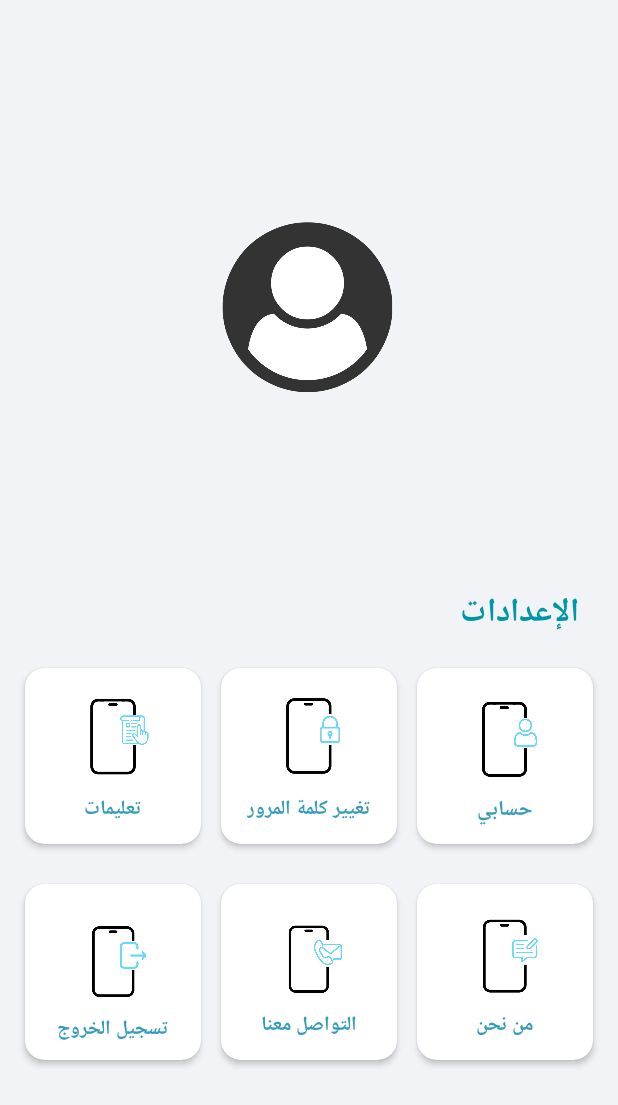
After one commit to ygprogect/yg_project, an Android app: the fragment setting_aqelFragment shown on its own in the app's theme, on a phone screen of 412 x 824 dp. The commit adds this screen. Shown: the top 1105 px of the screen. Run offline under Robolectric (Android 15) with nearby library versions, the phone set to English and light mode, and no system bars; our stand-ins replace sdp/ssp sizes; Roboto replaces fonts that are not available here.

Commit message:
forth_editing2

```diff
--- /dev/null
+++ b/app/src/main/java/com/example/yg/setting_aqelFragment.java
@@ -0,0 +1,64 @@
+package com.example.yg;
+
+import android.os.Bundle;
+
+import androidx.fragment.app.Fragment;
+
+import android.view.LayoutInflater;
+import android.view.View;
+import android.view.ViewGroup;
+
+/**
+ * A simple {@link Fragment} subclass.
+ * Use the {@link setting_aqelFragment#newInstance} factory method to
+ * create an instance of this fragment.
+ */
+public class setting_aqelFragment extends Fragment {
+
+    // TODO: Rename parameter arguments, choose names that match
+    // the fragment initialization parameters, e.g. ARG_ITEM_NUMBER
+    private static final String ARG_PARAM1 = "param1";
+    private static final String ARG_PARAM2 = "param2";
+
+    // TODO: Rename and change types of parameters
+    private String mParam1;
+    private String mParam2;
+
+    public setting_aqelFragment() {
+        // Required empty public constructor
+    }
+
+    /**
+     * Use this factory method to create a new instance of
+     * this fragment using the provided parameters.
+     *
+     * @param param1 Parameter 1.
+     * @param param2 Parameter 2.
+     * @return A new instance of fragment setting_aqelFragment.
+     */
+    // TODO: Rename and change types and number of parameters
+    public static setting_aqelFragment newInstance(String param1, String param2) {
+        setting_aqelFragment fragment = new setting_aqelFragment();
+        Bundle args = new Bundle();
+        args.putString(ARG_PARAM1, param1);
+        args.putString(ARG_PARAM2, param2);
+        fragment.setArguments(args);
+        return fragment;
+    }
+
+    @Override
+    public void onCreate(Bundle savedInstanceState) {
+        super.onCreate(savedInstanceState);
+        if (getArguments() != null) {
+            mParam1 = getArguments().getString(ARG_PARAM1);
+            mParam2 = getArguments().getString(ARG_PARAM2);
+        }
+    }
+
+    @Override
+    public View onCreateView(LayoutInflater inflater, ViewGroup container,
+                             Bundle savedInstanceState) {
+        // Inflate the layout for this fragment
+        return inflater.inflate(R.layout.fragment_setting_aqel, container, false);
+    }
+}
--- a/app/src/main/res/layout/activity_profile_screen.xml
+++ b/app/src/main/res/layout/activity_profile_screen.xml
@@ -135,7 +135,7 @@
         android:layout_height="55dp"
         android:layout_marginHorizontal="20dp"
         android:background="@drawable/round_back_primary"
-        android:text="تعديل بيانات الحساب"
+        android:text="تعديل رقم الهاتف"
         android:textAllCaps="false"
         android:textColor="@color/white"
         android:textSize="18sp"
--- /dev/null
+++ b/app/src/main/res/layout/fragment_setting_aqel.xml
@@ -0,0 +1,295 @@
+<?xml version="1.0" encoding="utf-8"?>
+<androidx.constraintlayout.widget.ConstraintLayout xmlns:android="http://schemas.android.com/apk/res/android"
+    xmlns:app="http://schemas.android.com/apk/res-auto"
+    xmlns:tools="http://schemas.android.com/tools"
+    android:layout_width="match_parent"
+    android:layout_height="match_parent"
+    android:background="#F2F3F7"
+    android:layoutDirection="rtl"
+    tools:context=".setting_aqelFragment">
+
+
+    <ImageView
+        android:layout_width="120dp"
+        android:layout_height="120dp"
+        android:layout_marginTop="20dp"
+        android:contentDescription="TODO"
+        android:src="@drawable/usericon"
+        app:layout_constraintBottom_toTopOf="@+id/textView2"
+        app:layout_constraintEnd_toEndOf="parent"
+        app:layout_constraintStart_toStartOf="parent"
+        app:layout_constraintTop_toTopOf="parent" />
+
+    <TextView
+        android:id="@+id/textView2"
+        android:layout_width="wrap_content"
+        android:layout_height="wrap_content"
+        android:layout_marginRight="@dimen/_20sdp"
+        android:layout_marginBottom="4dp"
+        android:fontFamily="@font/boldiphone"
+        android:text="الإعدادات"
+        android:textColor="#0097A7"
+        android:textSize="22dp"
+        android:textStyle="bold"
+        app:layout_constraintBottom_toTopOf="@+id/linearLayout22"
+        app:layout_constraintRight_toRightOf="parent" />
+
+    <LinearLayout
+        android:id="@+id/linearLayout22"
+        android:layout_width="wrap_content"
+        android:layout_height="wrap_content"
+        android:padding="@dimen/_5sdp"
+        android:orientation="horizontal"
+        app:layout_constraintBottom_toTopOf="@+id/linearLayout23"
+        app:layout_constraintEnd_toEndOf="parent"
+        app:layout_constraintStart_toStartOf="parent">
+
+        <androidx.cardview.widget.CardView
+            android:id="@+id/myaccount"
+            android:layout_width="@dimen/_90sdp"
+            android:layout_height="@dimen/_90sdp"
+            android:layout_margin="@dimen/_5sdp"
+            android:background="#ffffff"
+            app:cardCornerRadius="@dimen/_10sdp"
+            app:cardElevation="@dimen/_2sdp"
+            app:cardBackgroundColor="@color/white">
+
+            <LinearLayout
+                android:layout_width="match_parent"
+                android:layout_height="wrap_content"
+                android:gravity="center"
+                android:orientation="vertical">
+
+                <ImageView
+                    android:layout_width="60dp"
+                    android:layout_height="60dp"
+                    android:layout_marginTop="20dp"
+                    android:src="@drawable/my_account" />
+
+                <TextView
+                    android:layout_width="wrap_content"
+                    android:layout_height="40dp"
+                    android:layout_marginTop="8dp"
+                    android:text="حسابي"
+                    android:fontFamily="@font/boldiphone"
+                    android:textSize="14sp"
+                    android:textColor="@color/custom"
+                    android:textStyle="bold"/>
+
+            </LinearLayout>
+
+        </androidx.cardview.widget.CardView>
+
+        <androidx.cardview.widget.CardView
+            android:id="@+id/reset_pass"
+            android:layout_width="@dimen/_90sdp"
+            android:layout_height="@dimen/_90sdp"
+            android:layout_marginLeft="@dimen/_5sdp"
+            android:layout_marginRight="@dimen/_5sdp"
+            android:layout_marginTop="@dimen/_5sdp"
+            android:background="@color/white"
+            app:cardCornerRadius="@dimen/_10sdp"
+            app:cardElevation="@dimen/_2sdp"
+            app:cardBackgroundColor="@color/white">
+
+            <LinearLayout
+                android:layout_width="match_parent"
+                android:layout_height="wrap_content"
+                android:gravity="center"
+                android:orientation="vertical">
+
+                <ImageView
+                    android:layout_width="60dp"
+                    android:layout_height="60dp"
+                    android:layout_marginTop="20dp"
+                    android:src="@drawable/change_pass" />
+
+                <TextView
+                    android:layout_width="wrap_content"
+                    android:layout_height="40dp"
+                    android:layout_marginTop="8dp"
+                    android:text="تغيير كلمة المرور"
+                    android:textSize="13sp"
+                    android:fontFamily="@font/boldiphone"
+                    android:textColor="@color/custom"
+                    android:textStyle="bold"/>
+
+            </LinearLayout>
+
+        </androidx.cardview.widget.CardView>
+
+        <androidx.cardview.widget.CardView
+            android:id="@+id/map_screen"
+            android:layout_width="@dimen/_90sdp"
+            android:layout_height="@dimen/_90sdp"
+            android:layout_margin="@dimen/_5sdp"
+            android:background="@color/white"
+            app:cardCornerRadius="@dimen/_10sdp"
+            app:cardElevation="@dimen/_2sdp"
+            app:cardBackgroundColor="@color/white">
+
+            <LinearLayout
+                android:layout_width="match_parent"
+                android:layout_height="wrap_content"
+                android:gravity="center"
+                android:orientation="vertical">
+
+                <ImageView
+                    android:layout_width="60dp"
+                    android:layout_height="60dp"
+                    android:layout_marginTop="20dp"
+                    android:src="@drawable/instructions" />
+
+                <TextView
+                    android:layout_width="wrap_content"
+                    android:layout_height="40dp"
+                    android:layout_marginTop="8dp"
+                    android:text="تعليمات"
+                    android:textSize="13sp"
+                    android:fontFamily="@font/boldiphone"
+                    android:textColor="@color/custom"
+                    android:textStyle="bold"/>
+
+            </LinearLayout>
+
+        </androidx.cardview.widget.CardView>
+
+    </LinearLayout>
+
+    <LinearLayout
+        android:id="@+id/linearLayout23"
+        android:layout_width="wrap_content"
+        android:layout_height="wrap_content"
+        android:orientation="horizontal"
+        android:padding="@dimen/_5sdp"
+        app:layout_constraintBottom_toTopOf="@+id/linearLayout24"
+        app:layout_constraintEnd_toEndOf="parent"
+        app:layout_constraintStart_toStartOf="parent">
+
+        <androidx.cardview.widget.CardView
+            android:id="@+id/onboarding"
+            android:layout_width="@dimen/_90sdp"
+            android:layout_height="@dimen/_90sdp"
+            android:layout_margin="@dimen/_5sdp"
+            android:background="#ffffff"
+            app:cardCornerRadius="@dimen/_10sdp"
+            app:cardElevation="@dimen/_2sdp"
+            app:cardBackgroundColor="@color/white">
+
+            <LinearLayout
+                android:layout_width="match_parent"
+                android:layout_height="wrap_content"
+                android:gravity="center"
+                android:orientation="vertical">
+
+                <ImageView
+                    android:layout_width="60dp"
+                    android:layout_height="60dp"
+                    android:layout_marginTop="20dp"
+                    android:src="@drawable/who_we_are" />
+
+                <TextView
+                    android:layout_width="wrap_content"
+                    android:layout_height="40dp"
+                    android:layout_marginTop="8dp"
+                    android:text="من نحن"
+                    android:textSize="13sp"
+                    android:fontFamily="@font/boldiphone"
+                    android:textColor="@color/custom"
+                    android:textStyle="bold"/>
+
+            </LinearLayout>
+
+        </androidx.cardview.widget.CardView>
+
+        <androidx.cardview.widget.CardView
+            android:layout_width="@dimen/_90sdp"
+            android:layout_height="@dimen/_90sdp"
+            android:layout_marginLeft="@dimen/_5sdp"
+            android:layout_marginRight="@dimen/_5sdp"
+            android:layout_marginTop="@dimen/_5sdp"
+            android:background="@color/white"
+            app:cardCornerRadius="@dimen/_10sdp"
+            app:cardElevation="@dimen/_2sdp"
+            app:cardBackgroundColor="@color/white">
+
+            <LinearLayout
+                android:layout_width="match_parent"
+                android:layout_height="wrap_content"
+                android:gravity="center"
+                android:orientation="vertical">
+
+                <ImageView
+                    android:layout_width="60dp"
+                    android:layout_height="60dp"
+                    android:layout_marginTop="20dp"
+                    android:src="@drawable/contactus" />
+
+                <TextView
+                    android:layout_width="wrap_content"
+                    android:layout_height="40dp"
+                    android:layout_marginTop="8dp"
+                    android:text="التواصل معنا"
+                    android:textSize="13sp"
+                    android:fontFamily="@font/boldiphone"
+                    android:textColor="@color/custom"
+                    android:textStyle="bold"/>
+
+            </LinearLayout>
+
+        </androidx.cardview.widget.CardView>
+
+        <androidx.cardview.widget.CardView
+            android:id="@+id/order"
+            android:layout_width="@dimen/_90sdp"
+            android:layout_height="@dimen/_90sdp"
+            android:layout_margin="@dimen/_5sdp"
+            android:background="#ffffff"
+            app:cardCornerRadius="@dimen/_10sdp"
+            app:cardElevation="@dimen/_2sdp"
+            app:cardBackgroundColor="@color/white">
+
+            <LinearLayout
+                android:layout_width="match_parent"
+                android:layout_height="wrap_content"
+                android:gravity="center"
+                android:orientation="vertical">
+
+                <ImageView
+                    android:layout_width="65dp"
+                    android:layout_height="65dp"
+                    android:layout_marginTop="20dp"
+                    android:src="@drawable/logout" />
+
+                <TextView
+                    android:layout_width="wrap_content"
+                    android:layout_height="40dp"
+                    android:layout_marginTop="8dp"
+                    android:text="تسجيل الخروج"
+                    android:textSize="13sp"
+                    android:fontFamily="@font/boldiphone"
+                    android:textColor="@color/custom"
+                    android:textStyle="bold"/>
+
+            </LinearLayout>
+
+        </androidx.cardview.widget.CardView>
+
+    </LinearLayout>
+
+    <LinearLayout
+        android:id="@+id/linearLayout24"
+        android:layout_width="wrap_content"
+        android:layout_height="wrap_content"
+        android:layout_marginBottom="104dp"
+        android:orientation="horizontal"
+        app:layout_constraintBottom_toBottomOf="parent"
+        app:layout_constraintEnd_toEndOf="parent"
+        app:layout_constraintHorizontal_bias="0.035"
+        app:layout_constraintStart_toStartOf="parent">
+
+
+
+    </LinearLayout>
+
+</androidx.constraintlayout.widget.ConstraintLayout>
```
Also changed, not shown: app/src/main/AndroidManifest.xml (+16 -5 lines), app/src/main/java/com/example/yg/MainActivity4.java (added, +14 -0 lines), app/src/main/java/com/example/yg/home_aqelFragment.java (added, +64 -0 lines), app/src/main/res/layout/activity_main4.xml (added, +25 -0 lines), app/src/main/res/layout/fragment_home_aqel.xml (added, +191 -0 lines).
